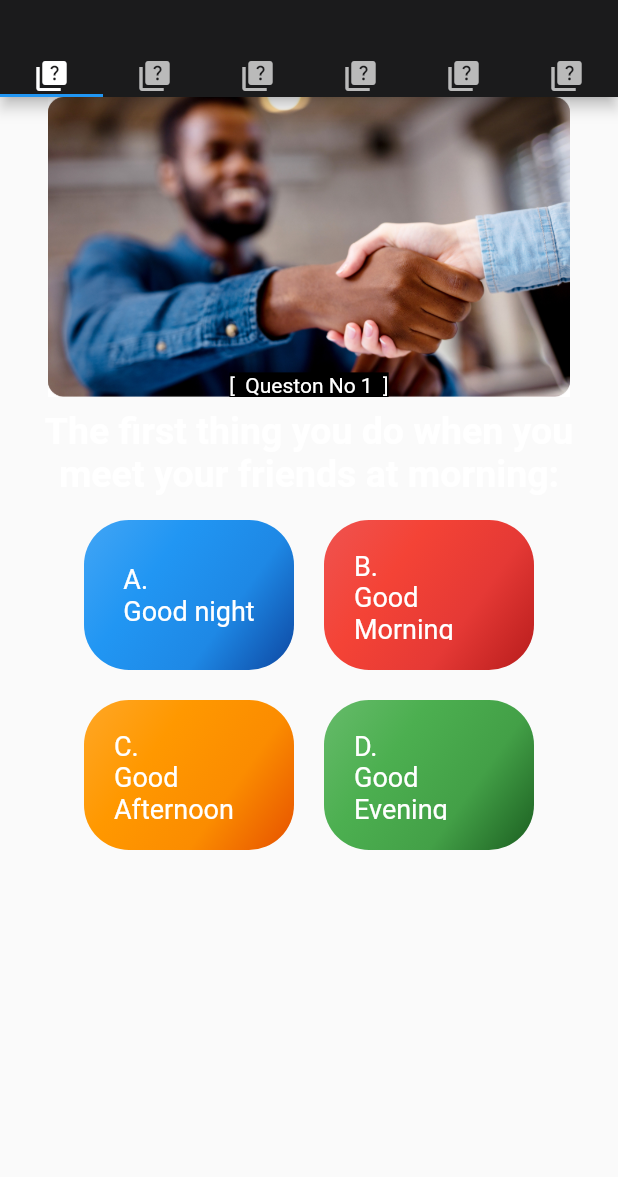
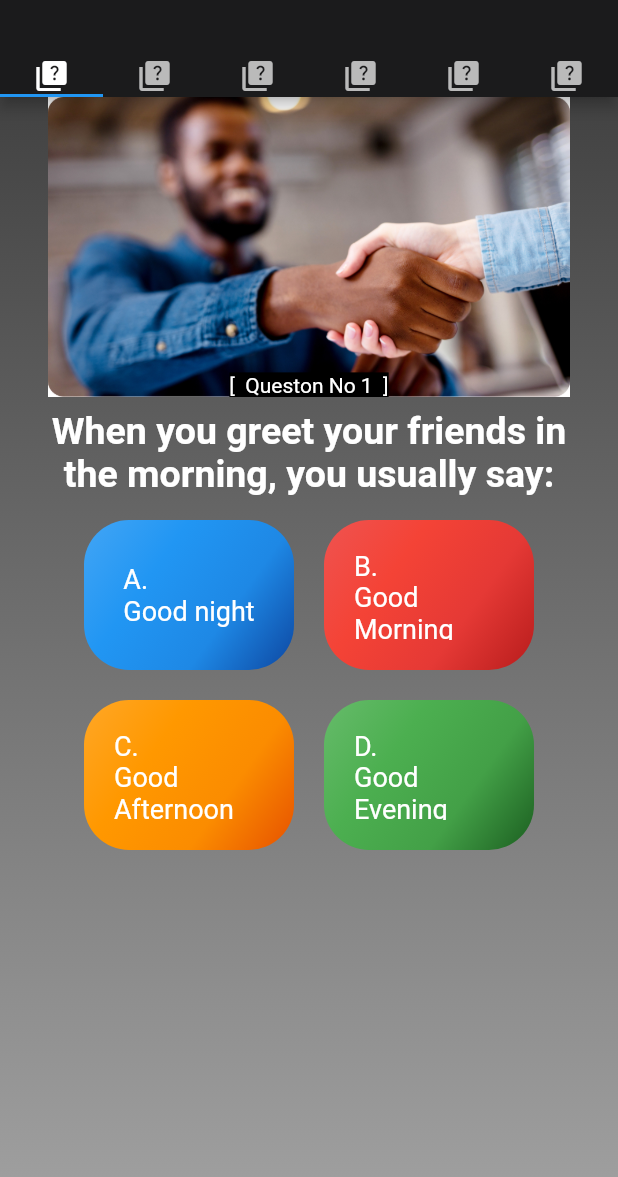
Before and after one commit to mohammad6202/elearningApp, a Flutter app: the Quizz screen opened by its route, on a phone screen of 412 x 824 dp, the part 59-1236 px from its top. Run offline on Flutter 3.47's test engine with Material 2 defaults, Android fonts, the phone set to English and light mode, and no system bars; our stand-ins replace audioplayers, introduction_screen, shared_preferences, video_player; missing offline and left inert: syncfusion_flutter_pdfviewer; accounts and stored records are empty.

Commit message:
Update quiz.dart

```diff
--- a/lib/screens/quiz.dart
+++ b/lib/screens/quiz.dart
@@ -34,12 +34,14 @@ class _QuizzState extends State<Quizz> {
               Icon(Icons.quiz)
             ]),
           ),
-          body: const TabBarView(children: [
+          body: Container(
+            decoration: MyColors.background_BoxDecoration(),
+            child: const TabBarView(children: [
               Question(
                   assetImage: AssetImage("images/hi.jpg"),
                   quesNo: "1",
                   question:
-                    "The first thing you do when you meet your friends at morning:",
+                      "When you greet your friends in the morning, you usually say:",
                   rightanswer: "Good Morning",
                   answer_1: "Good night",
                   answer_2: "Good Morning",
@@ -48,7 +50,7 @@ class _QuizzState extends State<Quizz> {
               Question(
                   assetImage: AssetImage("images/name.jfif"),
                   quesNo: "2",
-                question: "When you introduce yourself in formal way, You say:",
+                  question: "When you formally introduce oneself, you say:",
                   rightanswer: "A+C",
                   answer_1: "My name is",
                   answer_2: "My name are",
@@ -57,7 +59,7 @@ class _QuizzState extends State<Quizz> {
               Question(
                   assetImage: AssetImage("images/mango.jpg"),
                   quesNo: "3",
-                question: "What is/are the color/s of mango?",
+                  question: "What color or colors does a Mango fruit have?",
                   rightanswer: "All",
                   answer_1: "Yellow",
                   answer_2: "Amber",
@@ -66,7 +68,7 @@ class _QuizzState extends State<Quizz> {
               Question(
                   assetImage: AssetImage("images/sanfransisco.jpg"),
                   quesNo: "4",
-                question: "Where do this bridge located?",
+                  question: "What city is this bridge located in?",
                   rightanswer: "San Francisco",
                   answer_1: "Manhattan",
                   answer_2: "Chicago",
@@ -75,7 +77,7 @@ class _QuizzState extends State<Quizz> {
               Question(
                   assetImage: AssetImage("images/foreign.jpg"),
                   quesNo: "5",
-                question: "what do we call the not-native speaker ?",
+                  question: "The non-native speaker is known as what?",
                   rightanswer: "Foreign",
                   answer_1: "Foreign",
                   answer_2: "Citizen",
@@ -84,13 +86,14 @@ class _QuizzState extends State<Quizz> {
               Question(
                   assetImage: AssetImage("images/enjoy.jfif"),
                   quesNo: "6",
-                question: "Have you enjoyed with us? :)",
+                  question: "Have you enjoyed with us? 😊",
                   rightanswer: "Of Course",
                   answer_1: "Of Course",
                   answer_2: "Noo!",
                   answer_3: "Not Sure",
                   answer_4: "Terrible")
             ]),
+          ),
         ));
   }
 }
```
Lines whose indentation alone changed are shown as unchanged.
